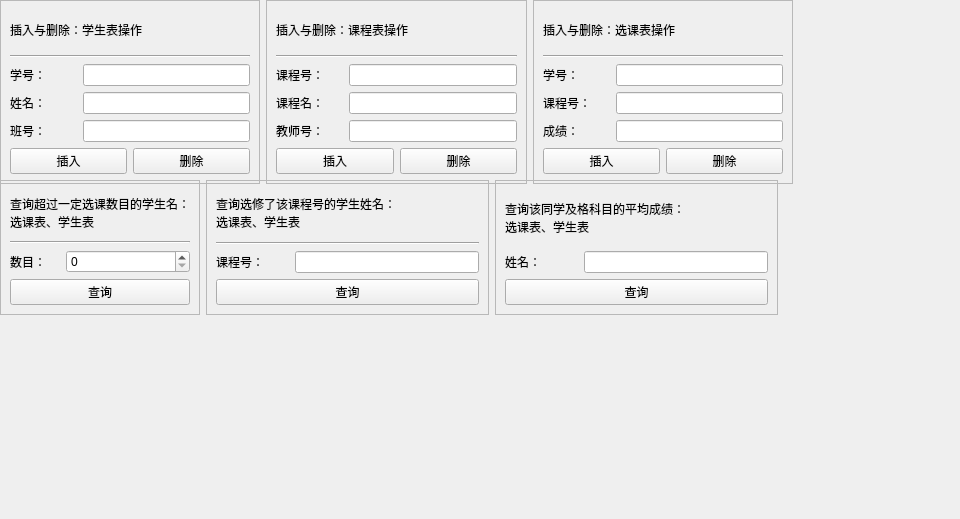
This is lab1/gui.ui in HIT-SCIR-chichi/hit_db_lab as Qt 5 draws it before an edit. The edited form follows.
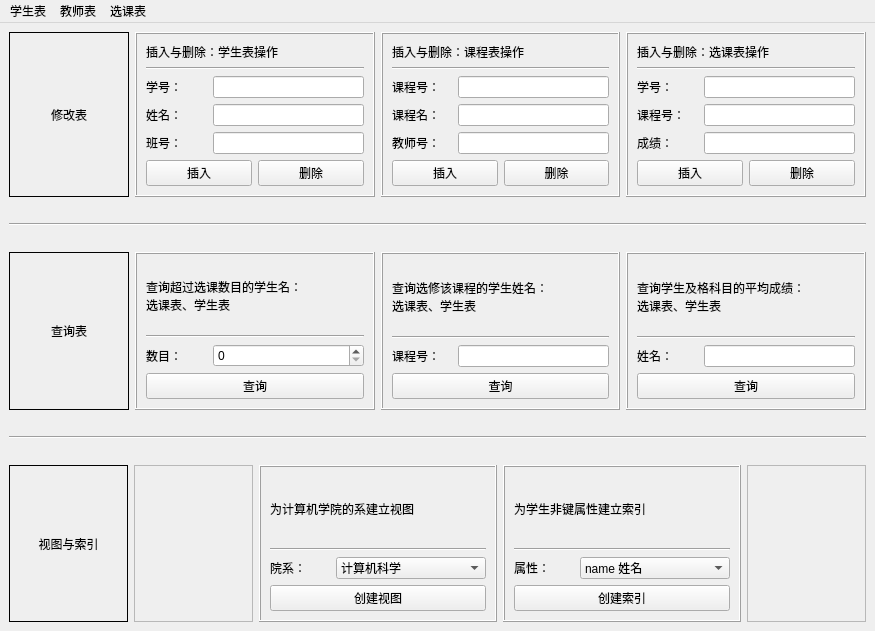
This is the edited form.

Commit message: 完成定义视图、索引操作

```diff
--- a/lab1/gui.ui
+++ b/lab1/gui.ui
@@ -6,28 +6,52 @@
    <rect>
     <x>0</x>
     <y>0</y>
-    <width>960</width>
-    <height>519</height>
+    <width>875</width>
+    <height>631</height>
    </rect>
   </property>
   <property name="windowTitle">
    <string>教学管理系统@zjr</string>
   </property>
   <widget class="QWidget" name="centralwidget">
-   <widget class="QWidget" name="">
-    <property name="geometry">
-     <rect>
-      <x>0</x>
-      <y>0</y>
-      <width>793</width>
-      <height>184</height>
-     </rect>
-    </property>
+   <layout class="QVBoxLayout" name="verticalLayout_9">
+    <item>
     <layout class="QHBoxLayout" name="horizontalLayout_10">
+      <item>
+       <widget class="QLabel" name="label_23">
+        <property name="sizePolicy">
+         <sizepolicy hsizetype="Preferred" vsizetype="Preferred">
+          <horstretch>1</horstretch>
+          <verstretch>0</verstretch>
+         </sizepolicy>
+        </property>
+        <property name="styleSheet">
+         <string notr="true"/>
+        </property>
+        <property name="frameShape">
+         <enum>QFrame::Box</enum>
+        </property>
+        <property name="frameShadow">
+         <enum>QFrame::Plain</enum>
+        </property>
+        <property name="text">
+         <string>修改表</string>
+        </property>
+        <property name="alignment">
+         <set>Qt::AlignCenter</set>
+        </property>
+       </widget>
+      </item>
      <item>
       <widget class="QFrame" name="frame">
+        <property name="sizePolicy">
+         <sizepolicy hsizetype="Preferred" vsizetype="Preferred">
+          <horstretch>2</horstretch>
+          <verstretch>0</verstretch>
+         </sizepolicy>
+        </property>
        <property name="frameShape">
-        <enum>QFrame::StyledPanel</enum>
+         <enum>QFrame::Box</enum>
        </property>
        <property name="frameShadow">
         <enum>QFrame::Raised</enum>
@@ -151,8 +175,14 @@
      </item>
      <item>
       <widget class="QFrame" name="frame_2">
+        <property name="sizePolicy">
+         <sizepolicy hsizetype="Preferred" vsizetype="Preferred">
+          <horstretch>2</horstretch>
+          <verstretch>0</verstretch>
+         </sizepolicy>
+        </property>
        <property name="frameShape">
-        <enum>QFrame::StyledPanel</enum>
+         <enum>QFrame::Box</enum>
        </property>
        <property name="frameShadow">
         <enum>QFrame::Raised</enum>
@@ -276,8 +306,14 @@
      </item>
      <item>
       <widget class="QFrame" name="frame_3">
+        <property name="sizePolicy">
+         <sizepolicy hsizetype="Preferred" vsizetype="Preferred">
+          <horstretch>2</horstretch>
+          <verstretch>0</verstretch>
+         </sizepolicy>
+        </property>
        <property name="frameShape">
-        <enum>QFrame::StyledPanel</enum>
+         <enum>QFrame::Box</enum>
        </property>
        <property name="frameShadow">
         <enum>QFrame::Raised</enum>
@@ -400,30 +436,83 @@
       </widget>
      </item>
     </layout>
-   </widget>
-   <widget class="QWidget" name="">
-    <property name="geometry">
-     <rect>
-      <x>0</x>
-      <y>180</y>
-      <width>778</width>
-      <height>135</height>
-     </rect>
-    </property>
+    </item>
+    <item>
+     <spacer name="horizontalSpacer">
+      <property name="orientation">
+       <enum>Qt::Horizontal</enum>
+      </property>
+      <property name="sizeHint" stdset="0">
+       <size>
+        <width>40</width>
+        <height>20</height>
+       </size>
+      </property>
+     </spacer>
+    </item>
+    <item>
+     <widget class="Line" name="line_10">
+      <property name="orientation">
+       <enum>Qt::Horizontal</enum>
+      </property>
+     </widget>
+    </item>
+    <item>
+     <spacer name="horizontalSpacer_2">
+      <property name="orientation">
+       <enum>Qt::Horizontal</enum>
+      </property>
+      <property name="sizeHint" stdset="0">
+       <size>
+        <width>40</width>
+        <height>20</height>
+       </size>
+      </property>
+     </spacer>
+    </item>
+    <item>
     <layout class="QHBoxLayout" name="horizontalLayout_17">
+      <item>
+       <widget class="QLabel" name="label_24">
+        <property name="sizePolicy">
+         <sizepolicy hsizetype="Expanding" vsizetype="Preferred">
+          <horstretch>1</horstretch>
+          <verstretch>0</verstretch>
+         </sizepolicy>
+        </property>
+        <property name="frameShape">
+         <enum>QFrame::Box</enum>
+        </property>
+        <property name="text">
+         <string>查询表</string>
+        </property>
+        <property name="alignment">
+         <set>Qt::AlignCenter</set>
+        </property>
+       </widget>
+      </item>
      <item>
       <widget class="QFrame" name="frame_4">
+        <property name="sizePolicy">
+         <sizepolicy hsizetype="Expanding" vsizetype="Preferred">
+          <horstretch>2</horstretch>
+          <verstretch>0</verstretch>
+         </sizepolicy>
+        </property>
        <property name="frameShape">
-        <enum>QFrame::StyledPanel</enum>
+         <enum>QFrame::Box</enum>
        </property>
        <property name="frameShadow">
         <enum>QFrame::Raised</enum>
        </property>
+        <property name="lineWidth">
+         <number>1</number>
+        </property>
        <layout class="QVBoxLayout" name="verticalLayout_4">
         <item>
          <widget class="QLabel" name="label_13">
           <property name="text">
-           <string>查询超过一定选课数目的学生名：
+            <string>查询超过选课数目的学生名：
 选课表、学生表</string>
           </property>
          </widget>
@@ -474,8 +563,14 @@
      </item>
      <item>
       <widget class="QFrame" name="frame_5">
+        <property name="sizePolicy">
+         <sizepolicy hsizetype="Expanding" vsizetype="Preferred">
+          <horstretch>2</horstretch>
+          <verstretch>0</verstretch>
+         </sizepolicy>
+        </property>
        <property name="frameShape">
-        <enum>QFrame::StyledPanel</enum>
+         <enum>QFrame::Box</enum>
        </property>
        <property name="frameShadow">
         <enum>QFrame::Raised</enum>
@@ -484,7 +579,7 @@
         <item>
          <widget class="QLabel" name="label_15">
           <property name="text">
-           <string>查询选修了该课程号的学生姓名：
+            <string>查询选修该课程的学生姓名：
 选课表、学生表</string>
           </property>
          </widget>
@@ -535,8 +630,14 @@
      </item>
      <item>
       <widget class="QFrame" name="frame_6">
+        <property name="sizePolicy">
+         <sizepolicy hsizetype="Expanding" vsizetype="Preferred">
+          <horstretch>2</horstretch>
+          <verstretch>0</verstretch>
+         </sizepolicy>
+        </property>
        <property name="frameShape">
-        <enum>QFrame::StyledPanel</enum>
+         <enum>QFrame::Box</enum>
        </property>
        <property name="frameShadow">
         <enum>QFrame::Raised</enum>
@@ -545,11 +646,18 @@
         <item>
          <widget class="QLabel" name="label_18">
           <property name="text">
-           <string>查询该同学及格科目的平均成绩：
+            <string>查询学生及格科目的平均成绩：
 选课表、学生表</string>
           </property>
          </widget>
         </item>
+         <item>
+          <widget class="Line" name="line_8">
+           <property name="orientation">
+            <enum>Qt::Horizontal</enum>
+           </property>
+          </widget>
+         </item>
         <item>
          <layout class="QHBoxLayout" name="horizontalLayout_19">
           <item>
@@ -588,7 +696,291 @@
       </widget>
      </item>
     </layout>
-   </widget>
+    </item>
+    <item>
+     <spacer name="horizontalSpacer_4">
+      <property name="orientation">
+       <enum>Qt::Horizontal</enum>
+      </property>
+      <property name="sizeHint" stdset="0">
+       <size>
+        <width>40</width>
+        <height>20</height>
+       </size>
+      </property>
+     </spacer>
+    </item>
+    <item>
+     <widget class="Line" name="line_9">
+      <property name="orientation">
+       <enum>Qt::Horizontal</enum>
+      </property>
+     </widget>
+    </item>
+    <item>
+     <spacer name="horizontalSpacer_3">
+      <property name="orientation">
+       <enum>Qt::Horizontal</enum>
+      </property>
+      <property name="sizeHint" stdset="0">
+       <size>
+        <width>40</width>
+        <height>20</height>
+       </size>
+      </property>
+     </spacer>
+    </item>
+    <item>
+     <layout class="QHBoxLayout" name="horizontalLayout_20">
+      <item>
+       <widget class="QLabel" name="label_25">
+        <property name="sizePolicy">
+         <sizepolicy hsizetype="Preferred" vsizetype="Preferred">
+          <horstretch>1</horstretch>
+          <verstretch>0</verstretch>
+         </sizepolicy>
+        </property>
+        <property name="frameShape">
+         <enum>QFrame::Box</enum>
+        </property>
+        <property name="text">
+         <string>视图与索引</string>
+        </property>
+        <property name="alignment">
+         <set>Qt::AlignCenter</set>
+        </property>
+       </widget>
+      </item>
+      <item>
+       <widget class="QFrame" name="frame_9">
+        <property name="sizePolicy">
+         <sizepolicy hsizetype="Preferred" vsizetype="Preferred">
+          <horstretch>1</horstretch>
+          <verstretch>0</verstretch>
+         </sizepolicy>
+        </property>
+        <property name="frameShape">
+         <enum>QFrame::StyledPanel</enum>
+        </property>
+        <property name="frameShadow">
+         <enum>QFrame::Raised</enum>
+        </property>
+       </widget>
+      </item>
+      <item>
+       <widget class="QFrame" name="frame_7">
+        <property name="sizePolicy">
+         <sizepolicy hsizetype="Preferred" vsizetype="Preferred">
+          <horstretch>2</horstretch>
+          <verstretch>0</verstretch>
+         </sizepolicy>
+        </property>
+        <property name="frameShape">
+         <enum>QFrame::Box</enum>
+        </property>
+        <property name="frameShadow">
+         <enum>QFrame::Raised</enum>
+        </property>
+        <layout class="QVBoxLayout" name="verticalLayout_7">
+         <item>
+          <widget class="QLabel" name="label_20">
+           <property name="text">
+            <string>为计算机学院的系建立视图</string>
+           </property>
+          </widget>
+         </item>
+         <item>
+          <widget class="Line" name="line_6">
+           <property name="orientation">
+            <enum>Qt::Horizontal</enum>
+           </property>
+          </widget>
+         </item>
+         <item>
+          <layout class="QHBoxLayout" name="horizontalLayout_15">
+           <item>
+            <widget class="QLabel" name="label_19">
+             <property name="sizePolicy">
+              <sizepolicy hsizetype="Preferred" vsizetype="Preferred">
+               <horstretch>2</horstretch>
+               <verstretch>0</verstretch>
+              </sizepolicy>
+             </property>
+             <property name="text">
+              <string>院系：</string>
+             </property>
+            </widget>
+           </item>
+           <item>
+            <widget class="QComboBox" name="cs_department">
+             <property name="sizePolicy">
+              <sizepolicy hsizetype="Preferred" vsizetype="Fixed">
+               <horstretch>5</horstretch>
+               <verstretch>0</verstretch>
+              </sizepolicy>
+             </property>
+             <item>
+              <property name="text">
+               <string>计算机科学</string>
+              </property>
+             </item>
+             <item>
+              <property name="text">
+               <string>信息安全</string>
+              </property>
+             </item>
+             <item>
+              <property name="text">
+               <string>自然语言处理</string>
+              </property>
+             </item>
+            </widget>
+           </item>
+          </layout>
+         </item>
+         <item>
+          <widget class="QPushButton" name="create_view">
+           <property name="text">
+            <string>创建视图</string>
+           </property>
+          </widget>
+         </item>
+        </layout>
+       </widget>
+      </item>
+      <item>
+       <widget class="QFrame" name="frame_8">
+        <property name="sizePolicy">
+         <sizepolicy hsizetype="Preferred" vsizetype="Preferred">
+          <horstretch>2</horstretch>
+          <verstretch>0</verstretch>
+         </sizepolicy>
+        </property>
+        <property name="frameShape">
+         <enum>QFrame::Box</enum>
+        </property>
+        <property name="frameShadow">
+         <enum>QFrame::Raised</enum>
+        </property>
+        <layout class="QVBoxLayout" name="verticalLayout_8">
+         <item>
+          <widget class="QLabel" name="label_21">
+           <property name="text">
+            <string>为学生非键属性建立索引</string>
+           </property>
+          </widget>
+         </item>
+         <item>
+          <widget class="Line" name="line_7">
+           <property name="orientation">
+            <enum>Qt::Horizontal</enum>
+           </property>
+          </widget>
+         </item>
+         <item>
+          <layout class="QHBoxLayout" name="horizontalLayout_18">
+           <item>
+            <widget class="QLabel" name="label_22">
+             <property name="sizePolicy">
+              <sizepolicy hsizetype="Preferred" vsizetype="Preferred">
+               <horstretch>2</horstretch>
+               <verstretch>0</verstretch>
+              </sizepolicy>
+             </property>
+             <property name="text">
+              <string>属性：</string>
+             </property>
+            </widget>
+           </item>
+           <item>
+            <widget class="QComboBox" name="cs_index">
+             <property name="sizePolicy">
+              <sizepolicy hsizetype="Preferred" vsizetype="Fixed">
+               <horstretch>5</horstretch>
+               <verstretch>0</verstretch>
+              </sizepolicy>
+             </property>
+             <item>
+              <property name="text">
+               <string>name 姓名</string>
+              </property>
+             </item>
+             <item>
+              <property name="text">
+               <string>age 年龄</string>
+              </property>
+             </item>
+             <item>
+              <property name="text">
+               <string>gender 性别</string>
+              </property>
+             </item>
+             <item>
+              <property name="text">
+               <string>c_num 班号</string>
+              </property>
+             </item>
+            </widget>
+           </item>
+          </layout>
+         </item>
+         <item>
+          <widget class="QPushButton" name="create_index">
+           <property name="text">
+            <string>创建索引</string>
+           </property>
+          </widget>
+         </item>
+        </layout>
+       </widget>
+      </item>
+      <item>
+       <widget class="QFrame" name="frame_10">
+        <property name="sizePolicy">
+         <sizepolicy hsizetype="Preferred" vsizetype="Preferred">
+          <horstretch>1</horstretch>
+          <verstretch>0</verstretch>
+         </sizepolicy>
+        </property>
+        <property name="frameShape">
+         <enum>QFrame::StyledPanel</enum>
+        </property>
+        <property name="frameShadow">
+         <enum>QFrame::Raised</enum>
+        </property>
+       </widget>
+      </item>
+     </layout>
+    </item>
+   </layout>
+  </widget>
+  <widget class="QMenuBar" name="menuBar">
+   <property name="geometry">
+    <rect>
+     <x>0</x>
+     <y>0</y>
+     <width>875</width>
+     <height>26</height>
+    </rect>
+   </property>
+   <widget class="QMenu" name="stu_menu">
+    <property name="title">
+     <string>学生表</string>
+    </property>
+   </widget>
+   <widget class="QMenu" name="teacher_menu">
+    <property name="title">
+     <string>教师表</string>
+    </property>
+   </widget>
+   <widget class="QMenu" name="sc_menu">
+    <property name="title">
+     <string>选课表</string>
+    </property>
+   </widget>
+   <addaction name="stu_menu"/>
+   <addaction name="teacher_menu"/>
+   <addaction name="sc_menu"/>
   </widget>
   <action name="action1">
    <property name="text">
```
Left out of the diff: 75 changed lines with no effect on the pictures. Lines whose indentation alone changed are shown as unchanged. The commit also changes 2 other files.
